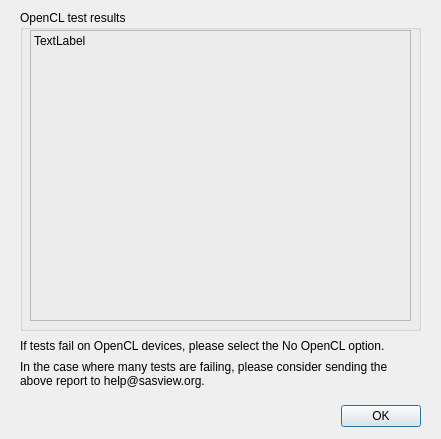
Before: the Qt Designer form src/sas/qtgui/Perspectives/Fitting/UI/GPUTestResultsUI.ui in SasView/sasview, drawn with Qt 5.
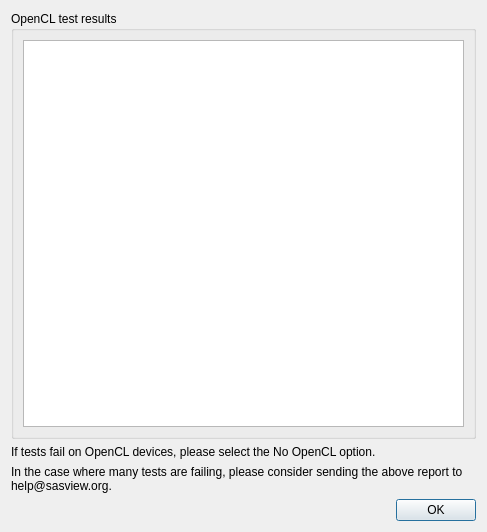
After: the same form once the commit is applied. Icons and pictures are not drawn.

```diff
--- a/src/sas/qtgui/Perspectives/Fitting/UI/GPUTestResultsUI.ui
+++ b/src/sas/qtgui/Perspectives/Fitting/UI/GPUTestResultsUI.ui
@@ -6,8 +6,8 @@
    <rect>
     <x>0</x>
     <y>0</y>
-    <width>441</width>
-    <height>439</height>
+    <width>487</width>
+    <height>532</height>
    </rect>
   </property>
   <property name="windowTitle">
@@ -17,34 +17,45 @@
    <iconset>
     <normaloff>../../../UI/res/ball.ico</normaloff>../../../UI/res/ball.ico</iconset>
   </property>
-  <widget class="QDialogButtonBox" name="okButton">
-   <property name="geometry">
-    <rect>
-     <x>10</x>
-     <y>400</y>
-     <width>411</width>
-     <height>32</height>
-    </rect>
-   </property>
-   <property name="orientation">
-    <enum>Qt::Horizontal</enum>
-   </property>
-   <property name="standardButtons">
-    <set>QDialogButtonBox::Ok</set>
-   </property>
-   <property name="centerButtons">
-    <bool>false</bool>
-   </property>
-  </widget>
+  <layout class="QGridLayout" name="gridLayout_3">
+   <item row="0" column="0">
+    <layout class="QGridLayout" name="gridLayout_2">
+     <item row="0" column="0">
+      <widget class="QGroupBox" name="TestResultsBox">
+       <property name="sizePolicy">
+        <sizepolicy hsizetype="MinimumExpanding" vsizetype="MinimumExpanding">
+         <horstretch>0</horstretch>
+         <verstretch>0</verstretch>
+        </sizepolicy>
+       </property>
+       <property name="title">
+        <string>OpenCL test results</string>
+       </property>
+       <layout class="QGridLayout" name="gridLayout">
+        <item row="0" column="0">
+         <widget class="QTextEdit" name="resultsText">
+          <property name="sizePolicy">
+           <sizepolicy hsizetype="MinimumExpanding" vsizetype="MinimumExpanding">
+            <horstretch>0</horstretch>
+            <verstretch>0</verstretch>
+           </sizepolicy>
+          </property>
+          <property name="minimumSize">
+           <size>
+            <width>300</width>
+            <height>300</height>
+           </size>
+          </property>
+          <property name="readOnly">
+           <bool>true</bool>
+          </property>
+         </widget>
+        </item>
+       </layout>
+      </widget>
+     </item>
+     <item row="1" column="0">
   <widget class="QLabel" name="falingTestsNoOpenCL">
-   <property name="geometry">
-    <rect>
-     <x>20</x>
-     <y>330</y>
-     <width>401</width>
-     <height>31</height>
-    </rect>
-   </property>
    <property name="text">
     <string>If tests fail on OpenCL devices, please select the No OpenCL option.</string>
    </property>
@@ -52,15 +63,9 @@
     <set>Qt::AlignLeading|Qt::AlignLeft|Qt::AlignVCenter</set>
    </property>
   </widget>
+     </item>
+     <item row="2" column="0">
   <widget class="QLabel" name="howToReportIssues">
-   <property name="geometry">
-    <rect>
-     <x>20</x>
-     <y>360</y>
-     <width>401</width>
-     <height>41</height>
-    </rect>
-   </property>
    <property name="text">
     <string>In the case where many tests are failing, please consider sending the above report to help@sasview.org.</string>
    </property>
@@ -71,56 +76,40 @@
     <bool>true</bool>
    </property>
   </widget>
-  <widget class="QGroupBox" name="TestResultsBox">
-   <property name="geometry">
-    <rect>
-     <x>20</x>
-     <y>10</y>
-     <width>401</width>
-     <height>321</height>
-    </rect>
-   </property>
-   <property name="sizePolicy">
-    <sizepolicy hsizetype="Fixed" vsizetype="Fixed">
-     <horstretch>0</horstretch>
-     <verstretch>0</verstretch>
-    </sizepolicy>
-   </property>
-   <property name="title">
-    <string>OpenCL test results</string>
-   </property>
-   <widget class="QLabel" name="resultsText">
-    <property name="geometry">
-     <rect>
-      <x>10</x>
-      <y>20</y>
-      <width>381</width>
-      <height>291</height>
-     </rect>
-    </property>
-    <property name="sizePolicy">
-     <sizepolicy hsizetype="Fixed" vsizetype="Fixed">
-      <horstretch>0</horstretch>
-      <verstretch>0</verstretch>
-     </sizepolicy>
-    </property>
-    <property name="frameShape">
-     <enum>QFrame::StyledPanel</enum>
-    </property>
-    <property name="frameShadow">
-     <enum>QFrame::Sunken</enum>
-    </property>
-    <property name="text">
-     <string>TextLabel</string>
-    </property>
-    <property name="alignment">
-     <set>Qt::AlignLeading|Qt::AlignLeft|Qt::AlignTop</set>
-    </property>
-    <property name="wordWrap">
-     <bool>true</bool>
-    </property>
-   </widget>
-  </widget>
+     </item>
+     <item row="3" column="0">
+      <layout class="QHBoxLayout" name="horizontalLayout">
+       <item>
+        <spacer name="horizontalSpacer">
+         <property name="orientation">
+          <enum>Qt::Horizontal</enum>
+         </property>
+         <property name="sizeHint" stdset="0">
+          <size>
+           <width>218</width>
+           <height>20</height>
+          </size>
+         </property>
+        </spacer>
+       </item>
+       <item>
+        <widget class="QDialogButtonBox" name="okButton">
+         <property name="orientation">
+          <enum>Qt::Horizontal</enum>
+         </property>
+         <property name="standardButtons">
+          <set>QDialogButtonBox::Ok</set>
+         </property>
+         <property name="centerButtons">
+          <bool>false</bool>
+         </property>
+        </widget>
+       </item>
+      </layout>
+     </item>
+    </layout>
+   </item>
+  </layout>
  </widget>
  <resources/>
  <connections>
```
Lines whose indentation alone changed are shown as unchanged.
